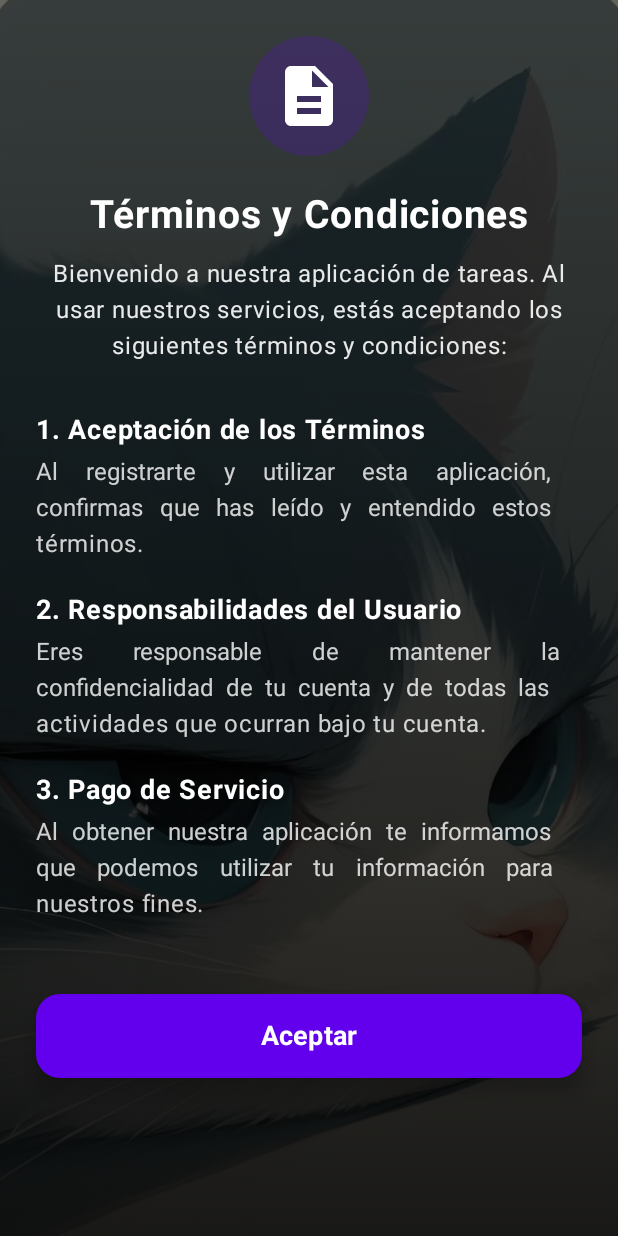
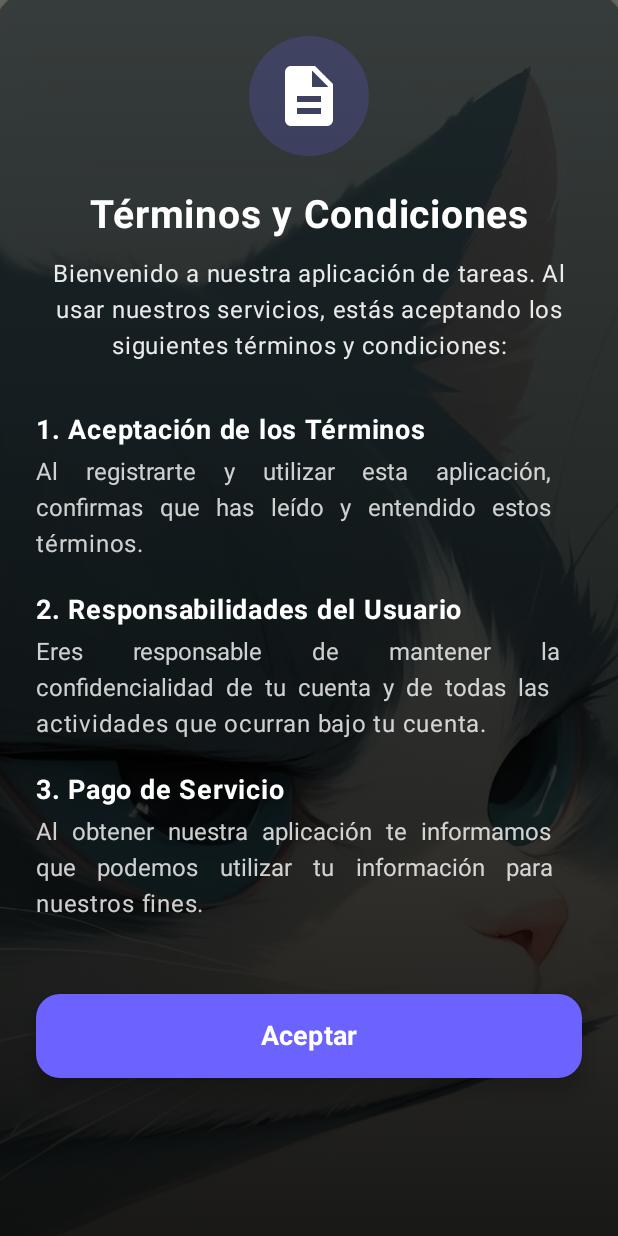
Before and after one commit to EDERANDER/Aplicacion-de-tareas-Android-Studio-Kotlin-Spring-boot, an Android app built with Jetpack Compose: the screen it shows after launch (TermsActivity), after a tap on "Comenzar", on a phone screen of 412 x 824 dp. Run offline under Robolectric (Android 15) with nearby library versions, the phone set to English and light mode, and no system bars.

Commit message:
Ajusta paleta de colores de la app

```diff
--- a/app/src/main/java/com/unap/aplicaciontareasfinal/ui/theme/Color.kt
+++ b/app/src/main/java/com/unap/aplicaciontareasfinal/ui/theme/Color.kt
@@ -2,6 +2,16 @@ package com.unap.aplicaciontareasfinal.ui.theme
 
 import androidx.compose.ui.graphics.Color
 
-val PurplePrimary = Color(0xFF6200EE)
-val PurpleSecondary = Color(0xFFBB86FC)
-val PurpleTertiary = Color(0xFF9C27B0)
+// Colores principales basados en la nueva estética (Azul/Púrpura neón)
+val PrimaryColor = Color(0xFF6C63FF)     // Un azul/púrpura vibrante
+val PrimaryVariant = Color(0xFF3A2B8A)   // Un tono más oscuro y serio
+val SecondaryColor = Color(0xFF03DAC5)   // Cyan para acentos
+val BackgroundDark = Color(0xFF121212)   // Fondo oscuro base
+val SurfaceDark = Color(0xFF1E1E1E)      // Superficies (tarjetas, etc.)
+val TextWhite = Color(0xFFFFFFFF)        // Texto principal
+val TextGray = Color(0xFFB0B0B0)         // Texto secundario
+
+// Nombres genéricos para compatibilidad con MaterialTheme
+val PurplePrimary = PrimaryColor
+val PurpleSecondary = SecondaryColor
+val PurpleTertiary = PrimaryVariant
```
